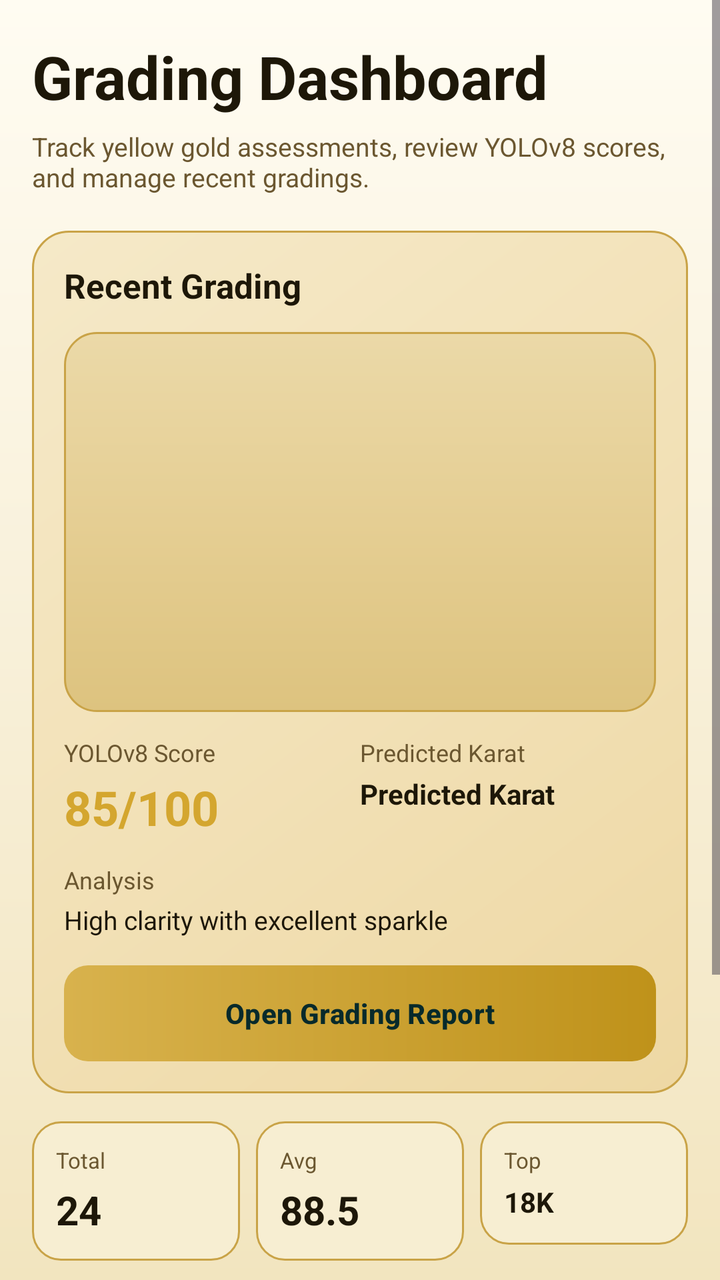
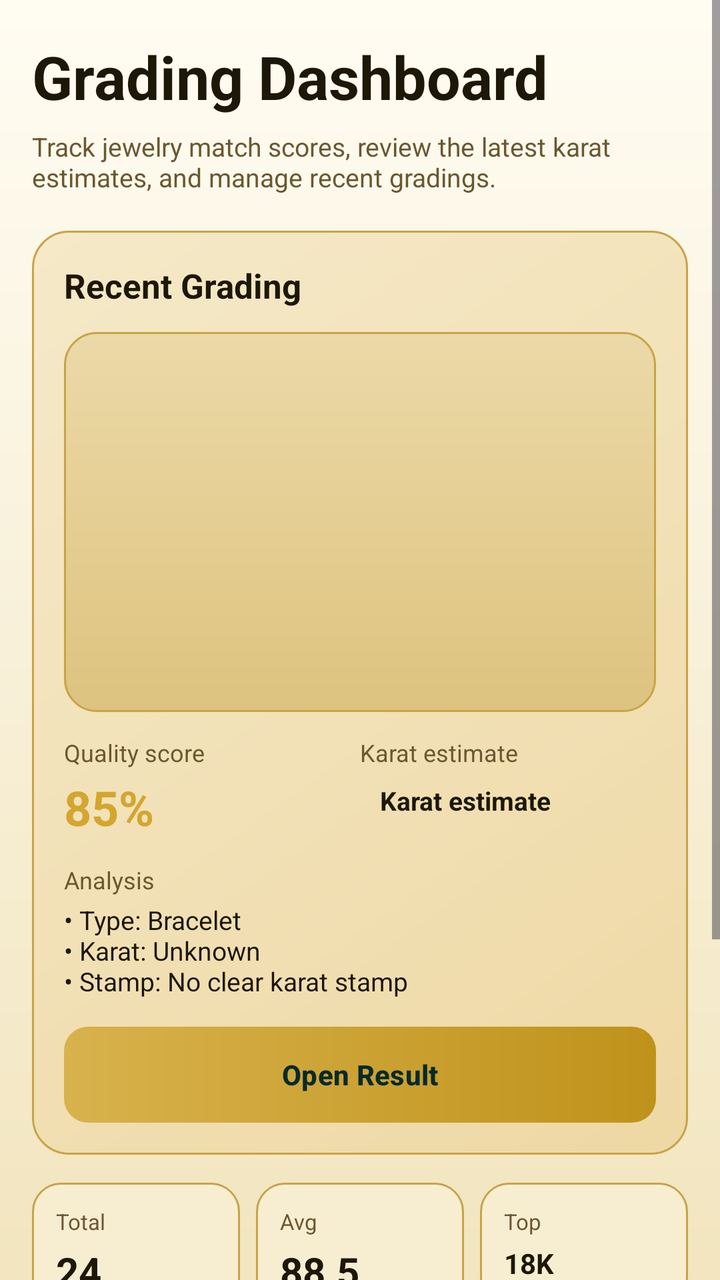

Compare the two renders of this Android layout. The source of the first and the diff that turns it into the second are given below.
<!-- AndroidManifest.xml: application theme Theme.StudioWebWrapper -->
<!-- res/layout/fragment_home.xml -->
<?xml version="1.0" encoding="utf-8"?>
<LinearLayout xmlns:android="http://schemas.android.com/apk/res/android"
    xmlns:app="http://schemas.android.com/apk/res-auto"
    android:layout_width="match_parent"
    android:layout_height="match_parent"
    android:orientation="vertical"
    android:background="@drawable/bg_black_gold">

    <ScrollView
        android:layout_width="match_parent"
        android:layout_height="match_parent"
        android:paddingBottom="20dp"
        android:clipToPadding="false">

        <LinearLayout
            android:layout_width="match_parent"
            android:layout_height="wrap_content"
            android:orientation="vertical"
            android:paddingStart="16dp"
            android:paddingTop="18dp"
            android:paddingEnd="16dp"
            android:paddingBottom="30dp">

            <TextView
                android:layout_width="wrap_content"
                android:layout_height="wrap_content"
                android:text="Grading Dashboard"
                android:textColor="@color/jg_text_primary"
                android:textSize="30sp"
                android:textStyle="bold" />

            <TextView
                android:layout_width="wrap_content"
                android:layout_height="wrap_content"
                android:layout_marginTop="6dp"
                android:text="Track yellow gold assessments, review YOLOv8 scores, and manage recent gradings."
                android:textColor="@color/jg_text_secondary"
                android:textSize="13sp" />

            <LinearLayout
                android:layout_width="match_parent"
                android:layout_height="wrap_content"
                android:layout_marginTop="18dp"
                android:background="@drawable/bg_dashboard_card"
                android:orientation="vertical"
                android:padding="16dp">

                <TextView
                    android:layout_width="wrap_content"
                    android:layout_height="wrap_content"
                    android:text="Recent Grading"
                    android:textColor="@color/jg_text_primary"
                    android:textSize="17sp"
                    android:textStyle="bold" />

                <ImageView
                    android:id="@+id/recentPreviewImage"
                    android:layout_width="match_parent"
                    android:layout_height="190dp"
                    android:layout_marginTop="12dp"
                    android:background="@drawable/bg_preview"
                    android:contentDescription="Recent grading preview"
                    android:scaleType="centerCrop" />

                <LinearLayout
                    android:layout_width="match_parent"
                    android:layout_height="wrap_content"
                    android:layout_marginTop="12dp"
                    android:orientation="horizontal">

                    <LinearLayout
                        android:layout_width="0dp"
                        android:layout_height="wrap_content"
                        android:layout_weight="1"
                        android:orientation="vertical">

                        <TextView
                            android:layout_width="wrap_content"
                            android:layout_height="wrap_content"
                            android:text="YOLOv8 Score"
                            android:textColor="@color/jg_text_secondary"
                            android:textSize="12sp" />

                        <TextView
                            android:id="@+id/recentScoreText"
                            android:layout_width="wrap_content"
                            android:layout_height="wrap_content"
                            android:layout_marginTop="3dp"
                            android:text="85/100"
                            android:textColor="@color/jg_gold_light"
                            android:textSize="24sp"
                            android:textStyle="bold" />
                    </LinearLayout>

                    <LinearLayout
                        android:layout_width="0dp"
                        android:layout_height="wrap_content"
                        android:layout_weight="1"
                        android:orientation="vertical">

                        <TextView
                            android:layout_width="wrap_content"
                            android:layout_height="wrap_content"
                            android:text="Predicted Karat"
                            android:textColor="@color/jg_text_secondary"
                            android:textSize="12sp" />

                        <TextView
                            android:id="@+id/recentMaterialText"
                            android:layout_width="match_parent"
                            android:layout_height="wrap_content"
                            android:layout_marginTop="3dp"
                            android:text="Predicted Karat"
                            android:maxLines="2"
                            android:ellipsize="end"
                            android:singleLine="false"
                            android:textColor="@color/jg_text_primary"
                            android:textSize="14sp"
                            android:textStyle="bold" />
                    </LinearLayout>
                </LinearLayout>

                <TextView
                    android:layout_width="wrap_content"
                    android:layout_height="wrap_content"
                    android:layout_marginTop="12dp"
                    android:text="Analysis"
                    android:textColor="@color/jg_text_secondary"
                    android:textSize="12sp" />

                <TextView
                    android:id="@+id/recentAnalysisText"
                    android:layout_width="match_parent"
                    android:layout_height="wrap_content"
                    android:layout_marginTop="3dp"
                    android:text="High clarity with excellent sparkle"
                    android:textColor="@color/jg_text_primary"
                    android:textSize="13sp" />

                <com.google.android.material.button.MaterialButton
                    android:id="@+id/viewDetailButton"
                    android:layout_width="match_parent"
                    android:layout_height="48dp"
                    android:layout_marginTop="14dp"
                    android:background="@drawable/bg_cta_teal"
                    android:text="Open Grading Report"
                    android:textAllCaps="false"
                    android:textColor="#072A2B"
                    android:textStyle="bold"
                    app:backgroundTint="@null"
                    app:cornerRadius="12dp" />
            </LinearLayout>

            <LinearLayout
                android:layout_width="match_parent"
                android:layout_height="wrap_content"
                android:layout_marginTop="14dp"
                android:orientation="horizontal"
                android:weightSum="3">

                <LinearLayout
                    android:layout_width="0dp"
                    android:layout_height="wrap_content"
                    android:layout_weight="1"
                    android:background="@drawable/bg_dashboard_tile"
                    android:orientation="vertical"
                    android:padding="12dp">

                    <TextView
                        android:layout_width="wrap_content"
                        android:layout_height="wrap_content"
                        android:text="Total"
                        android:textColor="@color/jg_text_secondary"
                        android:textSize="11sp" />

                    <TextView
                        android:id="@+id/homeTotalValue"
                        android:layout_width="wrap_content"
                        android:layout_height="wrap_content"
                        android:layout_marginTop="4dp"
                        android:text="24"
                        android:textColor="@color/jg_text_primary"
                        android:textSize="20sp"
                        android:textStyle="bold" />
                </LinearLayout>

                <LinearLayout
                    android:layout_width="0dp"
                    android:layout_height="wrap_content"
                    android:layout_marginStart="8dp"
                    android:layout_weight="1"
                    android:background="@drawable/bg_dashboard_tile"
                    android:orientation="vertical"
                    android:padding="12dp">

                    <TextView
                        android:layout_width="wrap_content"
                        android:layout_height="wrap_content"
                        android:text="Avg"
                        android:textColor="@color/jg_text_secondary"
                        android:textSize="11sp" />

                    <TextView
                        android:id="@+id/homeAvgValue"
                        android:layout_width="wrap_content"
                        android:layout_height="wrap_content"
                        android:layout_marginTop="4dp"
                        android:text="88.5"
                        android:textColor="@color/jg_text_primary"
                        android:textSize="20sp"
                        android:textStyle="bold" />
                </LinearLayout>

                <LinearLayout
                    android:layout_width="0dp"
                    android:layout_height="wrap_content"
                    android:layout_marginStart="8dp"
                    android:layout_weight="1"
                    android:background="@drawable/bg_dashboard_tile"
                    android:orientation="vertical"
                    android:padding="12dp">

                    <TextView
                        android:layout_width="wrap_content"
                        android:layout_height="wrap_content"
                        android:text="Top"
                        android:textColor="@color/jg_text_secondary"
                        android:textSize="11sp" />

                    <TextView
                        android:id="@+id/homeTopValue"
                        android:layout_width="wrap_content"
                        android:layout_height="wrap_content"
                        android:layout_marginTop="4dp"
                            android:text="18K"
                        android:textColor="@color/jg_text_primary"
                        android:textSize="14sp"
                        android:textStyle="bold" />
                </LinearLayout>
            </LinearLayout>

            <TextView
                android:layout_width="wrap_content"
                android:layout_height="wrap_content"
                android:layout_marginTop="18dp"
                android:text="Past Gradings"
                android:textColor="@color/jg_text_primary"
                android:textSize="18sp"
                android:textStyle="bold" />

            <LinearLayout
                android:id="@+id/pastResultsContainer"
                android:layout_width="match_parent"
                android:layout_height="wrap_content"
                android:layout_marginTop="8dp"
                android:orientation="vertical" />

            <LinearLayout
                android:id="@+id/emptyPastResultsView"
                android:layout_width="match_parent"
                android:layout_height="wrap_content"
                android:gravity="center"
                android:orientation="vertical"
                android:padding="28dp">

                <TextView
                    android:layout_width="wrap_content"
                    android:layout_height="wrap_content"
                    android:text="No past results yet"
                    android:textAppearance="@style/TextAppearance.Material3.BodyLarge"
                    android:textColor="@color/jg_text_secondary" />

                <TextView
                    android:layout_width="wrap_content"
                    android:layout_height="wrap_content"
                    android:layout_marginTop="8dp"
                    android:gravity="center"
                    android:text="Your completed gradings will appear here"
                    android:textColor="@color/jg_text_secondary"
                    android:textSize="13sp" />
            </LinearLayout>

        </LinearLayout>

    </ScrollView>

</LinearLayout>
<!-- resources referenced by this layout -->
<resources>
  <color name="jg_gold_light">#D4A62F</color>
  <color name="jg_text_primary">#1D1708</color>
  <color name="jg_text_secondary">#6B5730</color>
  <!-- drawable bg_black_gold (drawable) -->
  <?xml version="1.0" encoding="utf-8"?>
  <shape xmlns:android="http://schemas.android.com/apk/res/android" android:shape="rectangle">
      <gradient
          android:angle="320"
      android:startColor="@color/jg_bg_gradient_start"
      android:centerColor="@color/jg_bg_gradient_mid"
      android:endColor="@color/jg_bg_gradient_end"
          android:type="linear" />
  </shape>
  <!-- drawable bg_cta_teal (drawable) -->
  <?xml version="1.0" encoding="utf-8"?>
  <shape xmlns:android="http://schemas.android.com/apk/res/android" android:shape="rectangle">
      <gradient
          android:angle="0"
          android:startColor="@color/jg_cta_start"
          android:endColor="@color/jg_cta_end" />
      <corners android:radius="12dp" />
  </shape>
  <!-- drawable bg_dashboard_card (drawable) -->
  <?xml version="1.0" encoding="utf-8"?>
  <shape xmlns:android="http://schemas.android.com/apk/res/android" android:shape="rectangle">
      <gradient
          android:angle="315"
          android:startColor="@color/jg_card_start"
          android:centerColor="@color/jg_card_mid"
          android:endColor="@color/jg_card_end" />
      <corners android:radius="18dp" />
      <stroke
          android:width="1dp"
          android:color="@color/jg_tile_stroke" />
  </shape>
  <!-- drawable bg_dashboard_tile (drawable) -->
  <?xml version="1.0" encoding="utf-8"?>
  <shape xmlns:android="http://schemas.android.com/apk/res/android" android:shape="rectangle">
      <solid android:color="@color/jg_tile_fill" />
      <corners android:radius="14dp" />
      <stroke
          android:width="1dp"
          android:color="@color/jg_tile_stroke" />
  </shape>
  <!-- drawable bg_preview (drawable) -->
  <?xml version="1.0" encoding="utf-8"?>
  <shape xmlns:android="http://schemas.android.com/apk/res/android" android:shape="rectangle">
      <gradient
          android:angle="330"
          android:startColor="@color/jg_preview_start"
          android:centerColor="@color/jg_preview_mid"
          android:endColor="@color/jg_preview_end" />
      <corners android:radius="16dp" />
      <stroke
          android:width="1dp"
          android:color="@color/jg_tile_stroke" />
  </shape>
  <style name="Theme.StudioWebWrapper" parent="Theme.Material3.DayNight.NoActionBar">
          <item name="colorPrimary">@color/jg_gold</item>
          <item name="colorOnPrimary">@color/jg_black</item>
          <item name="colorSecondary">@color/jg_gold_light</item>
          <item name="colorOnSecondary">@color/jg_black</item>
          <item name="colorSurface">@color/jg_black_card</item>
          <item name="colorOnSurface">@color/jg_text_primary</item>
          <item name="android:windowBackground">@drawable/bg_black_gold</item>
          <item name="android:statusBarColor">@color/jg_black</item>
          <item name="android:navigationBarColor">@color/jg_black</item>
      </style>
  <color name="jg_bg_gradient_start">#FFFCF2</color>
  <color name="jg_bg_gradient_mid">#F8F0D9</color>
  <color name="jg_bg_gradient_end">#F2E5BF</color>
  <color name="jg_cta_start">#D8B24D</color>
  <color name="jg_cta_end">#BF921A</color>
  <color name="jg_card_start">#F5E9C8</color>
  <color name="jg_card_mid">#F2E1B7</color>
  <color name="jg_card_end">#EED8A4</color>
  <color name="jg_tile_stroke">#C9A347</color>
  <color name="jg_tile_fill">#F7EED2</color>
  <color name="jg_preview_start">#EBD9A8</color>
  <color name="jg_preview_mid">#E5CE93</color>
  <color name="jg_preview_end">#DDC37F</color>
  <color name="jg_gold">#B78A18</color>
  <color name="jg_black">#13110A</color>
  <color name="jg_black_card">#FFFDF7</color>
</resources>

<!-- the commit's change to res/layout/fragment_home.xml (unified diff, before → after) -->
@@ -33,7 +33,7 @@
                 android:layout_width="wrap_content"
                 android:layout_height="wrap_content"
                 android:layout_marginTop="6dp"
-                android:text="Track yellow gold assessments, review YOLOv8 scores, and manage recent gradings."
+                android:text="Track jewelry match scores, review the latest karat estimates, and manage recent gradings."
                 android:textColor="@color/jg_text_secondary"
                 android:textSize="13sp" />
 
@@ -77,7 +77,7 @@
                         <TextView
                             android:layout_width="wrap_content"
                             android:layout_height="wrap_content"
-                            android:text="YOLOv8 Score"
+                            android:text="Quality score"
                             android:textColor="@color/jg_text_secondary"
                             android:textSize="12sp" />
 
@@ -86,7 +86,7 @@
                             android:layout_width="wrap_content"
                             android:layout_height="wrap_content"
                             android:layout_marginTop="3dp"
-                            android:text="85/100"
+                            android:text="85%"
                             android:textColor="@color/jg_gold_light"
                             android:textSize="24sp"
                             android:textStyle="bold" />
@@ -101,21 +101,25 @@
                         <TextView
                             android:layout_width="wrap_content"
                             android:layout_height="wrap_content"
-                            android:text="Predicted Karat"
+                            android:text="Karat estimate"
                             android:textColor="@color/jg_text_secondary"
                             android:textSize="12sp" />
 
                         <TextView
                             android:id="@+id/recentMaterialText"
-                            android:layout_width="match_parent"
+                            android:layout_width="wrap_content"
                             android:layout_height="wrap_content"
                             android:layout_marginTop="3dp"
-                            android:text="Predicted Karat"
-                            android:maxLines="2"
+                            android:text="Karat estimate"
+                            android:paddingStart="10dp"
+                            android:paddingTop="4dp"
+                            android:paddingEnd="10dp"
+                            android:paddingBottom="4dp"
+                            android:maxLines="1"
                             android:ellipsize="end"
-                            android:singleLine="false"
+                            android:singleLine="true"
                             android:textColor="@color/jg_text_primary"
-                            android:textSize="14sp"
+                            android:textSize="13sp"
                             android:textStyle="bold" />
                     </LinearLayout>
                 </LinearLayout>
@@ -133,7 +137,7 @@
                     android:layout_width="match_parent"
                     android:layout_height="wrap_content"
                     android:layout_marginTop="3dp"
-                    android:text="High clarity with excellent sparkle"
+                    android:text="• Type: Bracelet\n• Karat: Unknown\n• Stamp: No clear karat stamp"
                     android:textColor="@color/jg_text_primary"
                     android:textSize="13sp" />
 
@@ -143,7 +147,7 @@
                     android:layout_height="48dp"
                     android:layout_marginTop="14dp"
                     android:background="@drawable/bg_cta_teal"
-                    android:text="Open Grading Report"
+                    android:text="Open Result"
                     android:textAllCaps="false"
                     android:textColor="#072A2B"
                     android:textStyle="bold"
